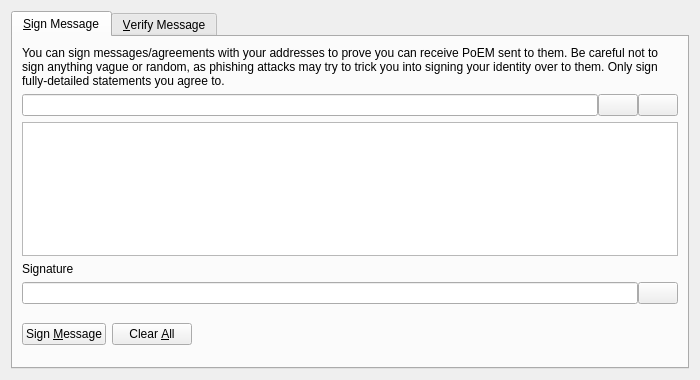
AntoBoto/PoEM, file src/qt/forms/signverifymessagedialog.ui: the form before one commit.
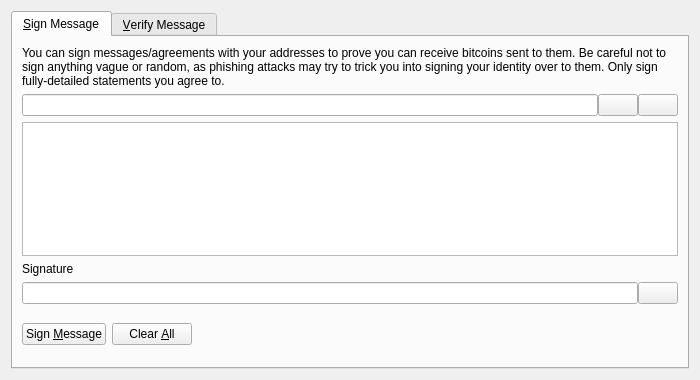
The form after the commit. Icons and pictures are not drawn. Custom widgets are drawn as their Qt base class.

Commit message:
Update QT client messages and translations to Doge equivalents (#1429)
Update QT client messages and translations to Doge equivalents.

Patch:
```diff
--- a/src/qt/forms/signverifymessagedialog.ui
+++ b/src/qt/forms/signverifymessagedialog.ui
@@ -30,7 +30,7 @@
        <item>
         <widget class="QLabel" name="infoLabel_SM">
          <property name="text">
-          <string>You can sign messages/agreements with your addresses to prove you can receive PoEM sent to them. Be careful not to sign anything vague or random, as phishing attacks may try to trick you into signing your identity over to them. Only sign fully-detailed statements you agree to.</string>
+          <string>You can sign messages/agreements with your addresses to prove you can receive bitcoins sent to them. Be careful not to sign anything vague or random, as phishing attacks may try to trick you into signing your identity over to them. Only sign fully-detailed statements you agree to.</string>
          </property>
          <property name="textFormat">
           <enum>Qt::PlainText</enum>
```
Left out of the diff: 8 changed lines with no effect on the pictures. The commit also changes 103 other files.
